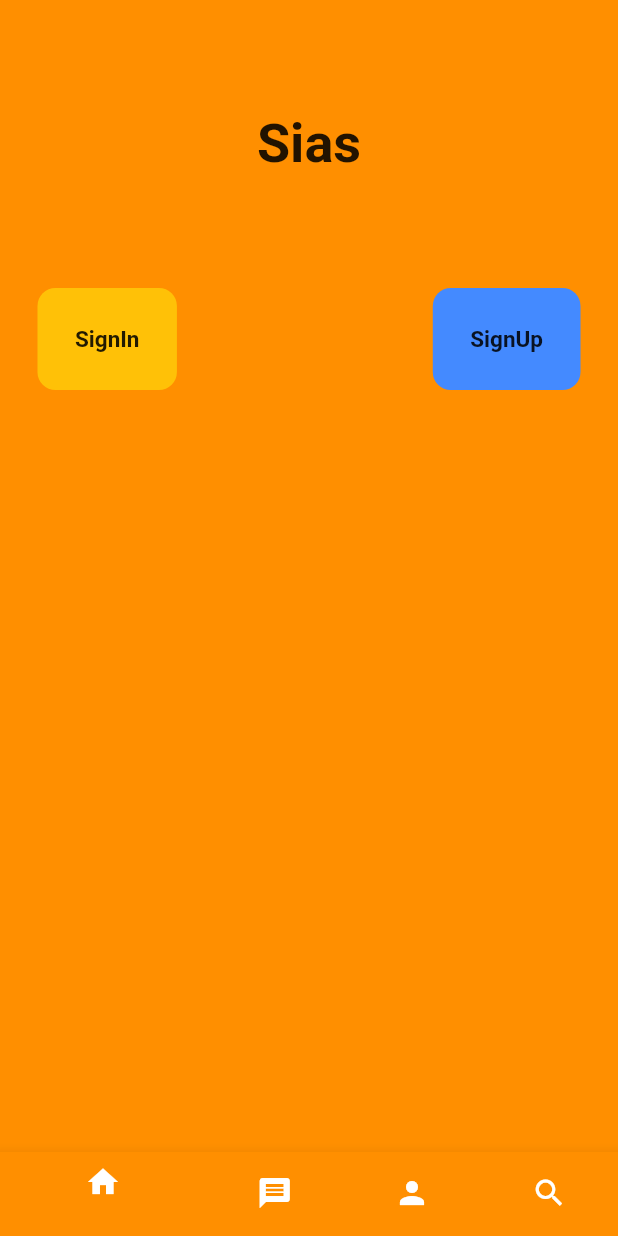
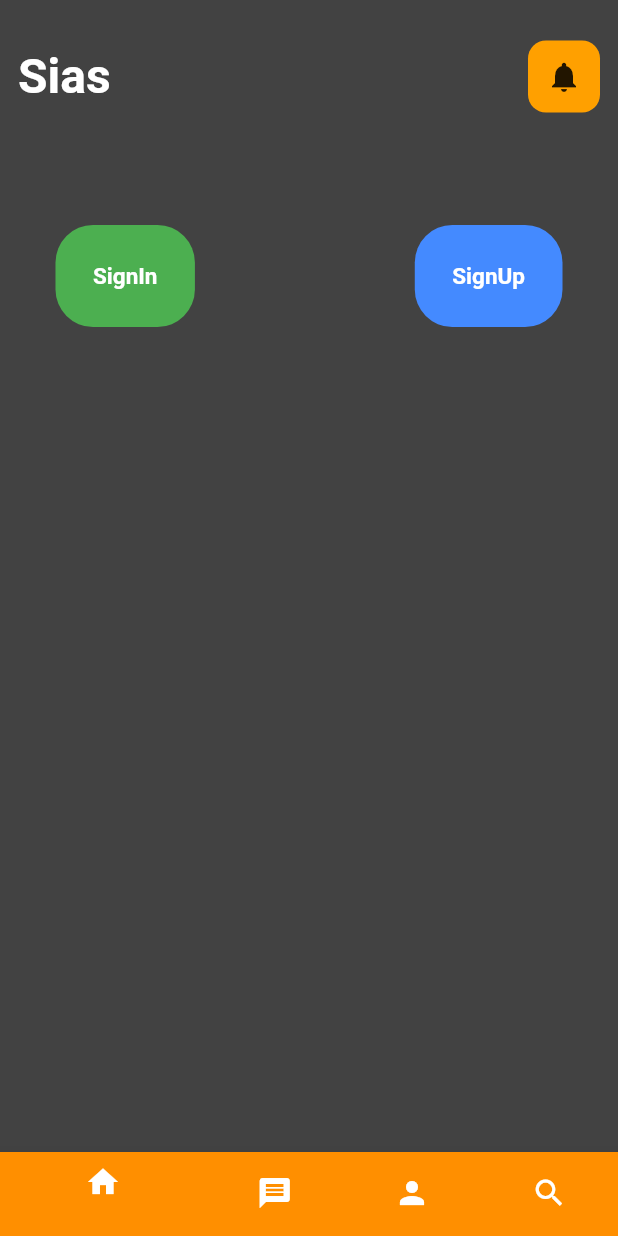
Before and after one commit to ashutoshpith/sias-mobile, a Flutter app: the screen it shows after launch, on a phone screen of 412 x 824 dp. Run offline on Flutter 3.47's test engine with Material 2 defaults, Android fonts, the light colour scheme and no system bars.

Commit message:
background color changes

```diff
--- a/lib/pages/home.dart
+++ b/lib/pages/home.dart
@@ -23,7 +23,7 @@ class _HomePageState extends State<HomePage> {
   @override
   Widget build(BuildContext context) {
     return Scaffold(
-      backgroundColor: Colors.amber[800],
+      backgroundColor: Colors.grey[800],
       bottomNavigationBar: BottomNavigationBar(items: [
         BottomNavigationBarItem(
           backgroundColor: Colors.amber[800],
@@ -56,11 +56,32 @@ class _HomePageState extends State<HomePage> {
       ]),
       body: SafeArea(
           child: Center(
+        child: Container(
+          padding: EdgeInsets.all(12),
           child: Column(children: [
-          SizedBox(height: 75),
+            SizedBox(height: 15),
+            Row(
+              mainAxisAlignment: MainAxisAlignment.spaceBetween,
+              children: [
+                Column(
+                  children: [
                     Text(
                       "Sias",
-            style: TextStyle(fontWeight: FontWeight.bold, fontSize: 36),
+                      style: TextStyle(
+                          fontWeight: FontWeight.bold,
+                          fontSize: 32,
+                          color: Colors.white),
+                    ),
+                  ],
+                ),
+                Container(
+                  decoration: BoxDecoration(
+                      color: Colors.amber[700],
+                      borderRadius: BorderRadius.circular(12)),
+                  padding: EdgeInsets.all(12),
+                  child: Icon(Icons.notifications),
+                )
+              ],
             ),
             SizedBox(height: 75),
             Row(
@@ -75,13 +96,15 @@ class _HomePageState extends State<HomePage> {
                         child: Container(
                           padding: EdgeInsets.all(25),
                           decoration: BoxDecoration(
-                            color: Colors.amber,
-                            borderRadius: BorderRadius.circular(12)),
+                              color: Colors.green,
+                              borderRadius: BorderRadius.circular(25)),
                           child: Center(
                             child: Text(
                               "SignIn",
                               style: TextStyle(
-                                fontWeight: FontWeight.bold, fontSize: 15),
+                                  color: Colors.white,
+                                  fontWeight: FontWeight.bold,
+                                  fontSize: 15),
                             ),
                           ),
                         ),
@@ -99,12 +122,14 @@ class _HomePageState extends State<HomePage> {
                           padding: EdgeInsets.all(25),
                           decoration: BoxDecoration(
                               color: Colors.blueAccent,
-                            borderRadius: BorderRadius.circular(12)),
+                              borderRadius: BorderRadius.circular(25)),
                           child: Center(
                             child: Text(
                               "SignUp",
                               style: TextStyle(
-                                fontWeight: FontWeight.bold, fontSize: 15),
+                                  color: Colors.white,
+                                  fontWeight: FontWeight.bold,
+                                  fontSize: 15),
                             ),
                           ),
                         ),
@@ -115,6 +140,7 @@ class _HomePageState extends State<HomePage> {
               ],
             ),
           ]),
+        ),
       )),
     );
   }
```
Lines whose indentation alone changed are shown as unchanged.
